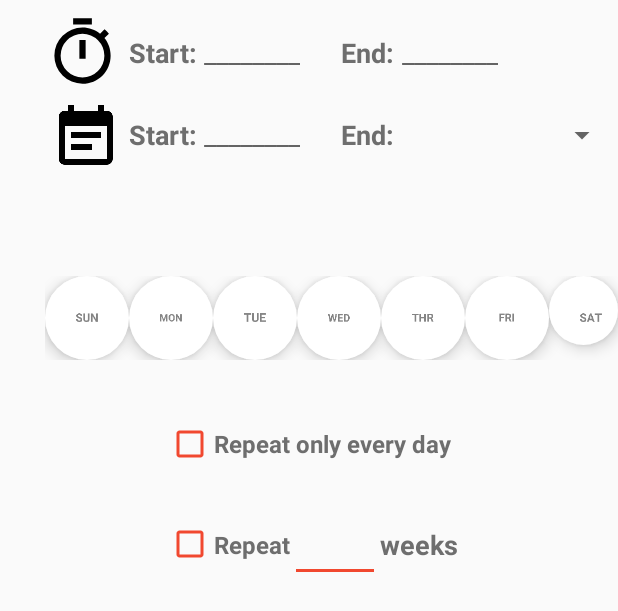
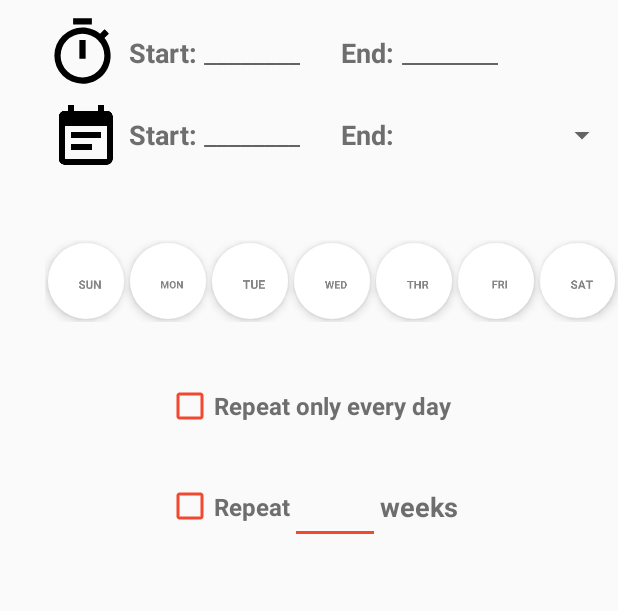
Before and after one commit to leangl/Paladin, an Android app: the layout schedule_layout.xml on its own in the app's theme, with its tools: preview values and no code run, on a phone screen of 412 x 824 dp. Shown: the top 611 px of the screen. Run offline under Robolectric (Android 15) with nearby library versions, the light colour scheme and no system bars.

Commit message:
Correciones de bugs

```diff
--- a/app/src/main/res/layout/schedule_layout.xml
+++ b/app/src/main/res/layout/schedule_layout.xml
@@ -136,7 +136,7 @@
         android:orientation="horizontal"
         android:layout_width="match_parent"
         android:layout_height="wrap_content"
-        android:layout_marginTop="64dp"
+        android:layout_marginTop="40dp"
         android:id="@+id/days_container"
         android:layout_below="@+id/imageView2"
         android:layout_alignLeft="@+id/imageView"
@@ -150,6 +150,11 @@
             android:scaleType="center"
             app:rippleColor="@color/white"
             app:borderWidth="0dp"
+            app:elevation="4dp"
+            android:layout_weight="1"
+            app:backgroundTint="@color/white"
+            android:layout_margin="2dp"
+
             />
         <android.support.design.widget.FloatingActionButton
             android:layout_width="wrap_content"
@@ -159,6 +164,10 @@
             android:scaleType="center"
             app:rippleColor="@color/white"
             app:borderWidth="0dp"
+            app:elevation="4dp"
+            android:layout_weight="1"
+            app:backgroundTint="@color/white"
+            android:layout_margin="2dp"
 
             />
         <android.support.design.widget.FloatingActionButton
@@ -169,7 +178,10 @@
             android:scaleType="center"
             app:rippleColor="@color/white"
             app:borderWidth="0dp"
-
+            app:elevation="4dp"
+            android:layout_weight="1"
+            app:backgroundTint="@color/white"
+            android:layout_margin="2dp"
             />
         <android.support.design.widget.FloatingActionButton
             android:layout_width="wrap_content"
@@ -179,7 +191,10 @@
             android:scaleType="center"
             app:rippleColor="@color/white"
             app:borderWidth="0dp"
-
+            app:elevation="4dp"
+            android:layout_weight="1"
+            app:backgroundTint="@color/white"
+            android:layout_margin="2dp"
             />
         <android.support.design.widget.FloatingActionButton
             android:layout_width="wrap_content"
@@ -189,7 +204,10 @@
             android:scaleType="center"
             app:rippleColor="@color/white"
             app:borderWidth="0dp"
-
+            app:elevation="4dp"
+            android:layout_weight="1"
+            app:backgroundTint="@color/white"
+            android:layout_margin="2dp"
             />
         <android.support.design.widget.FloatingActionButton
             android:layout_width="wrap_content"
@@ -199,6 +217,11 @@
             app:rippleColor="@color/white"
             android:scaleType="center"
             app:borderWidth="0dp"
+            app:elevation="4dp"
+            android:layout_weight="1"
+            app:backgroundTint="@color/white"
+            android:layout_margin="2dp"
+
             />
         <android.support.design.widget.FloatingActionButton
             android:layout_width="wrap_content"
@@ -208,7 +231,10 @@
             android:scaleType="center"
             app:rippleColor="@color/white"
             app:borderWidth="0dp"
-
+            app:elevation="4dp"
+            android:layout_weight="1"
+            app:backgroundTint="@android:color/white"
+            android:layout_margin="2dp"
             />
     </LinearLayout>
 
```
